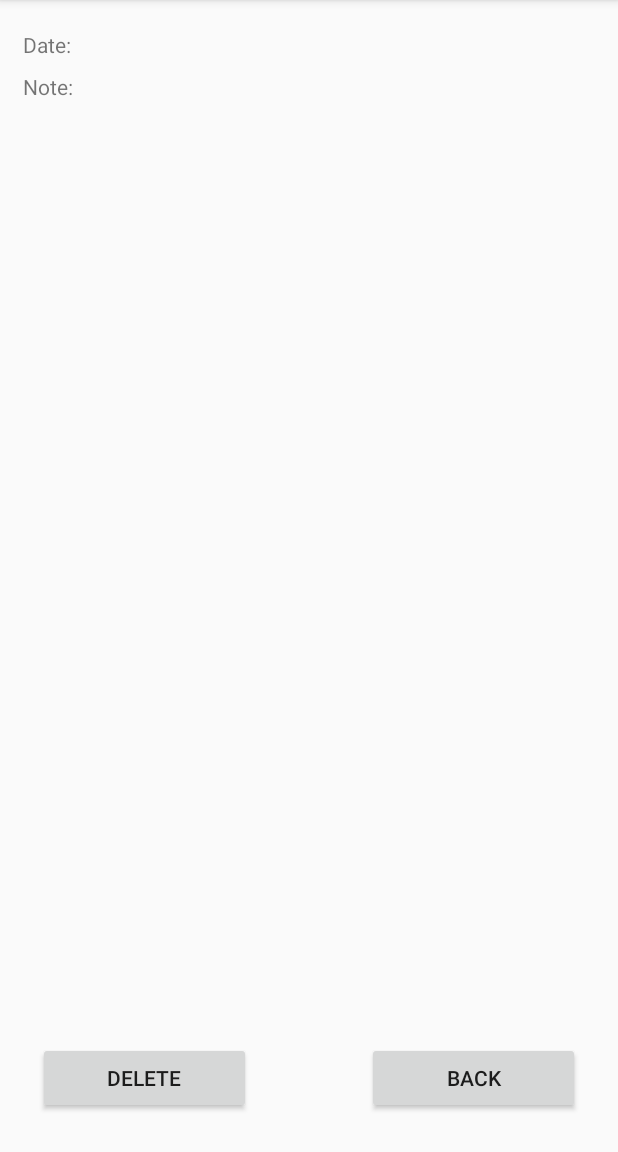
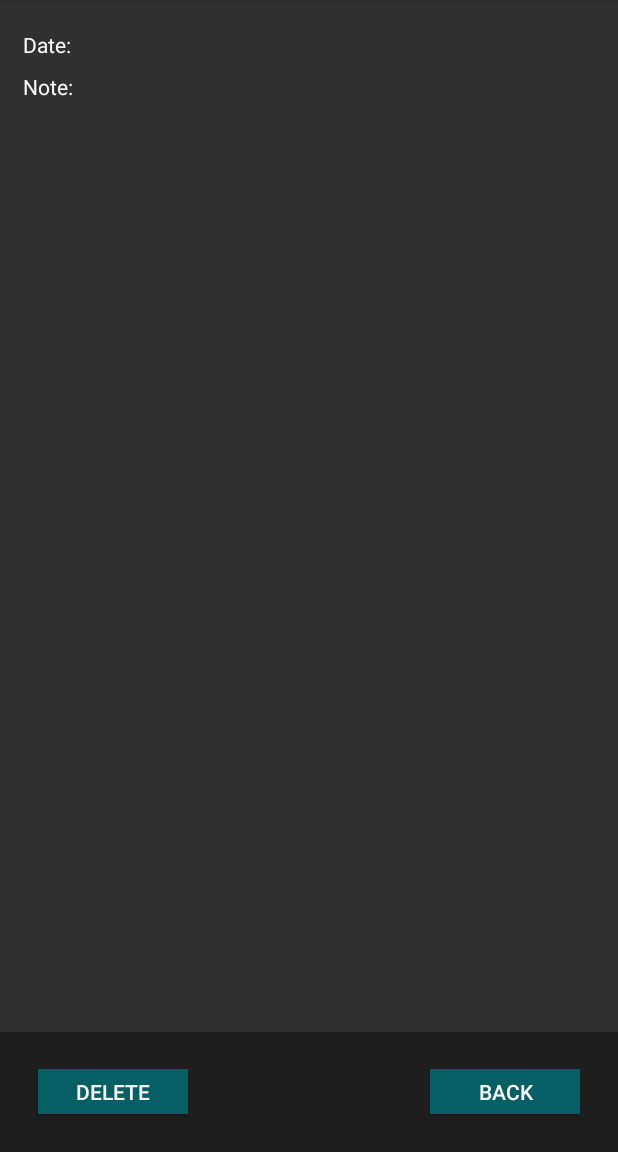
Before and after one commit to Yspyridis/GoodNote, an Android app: the NoteDetailsActivity screen opened directly, with no data from a screen before it, on a phone screen of 412 x 824 dp, the part 84-1236 px from its top. Run offline under Robolectric (Android 15) with nearby library versions, the phone set to English and light mode, and no system bars; 2 statements that could not run were skipped.

Commit message:
add wrap

```diff
--- a/app/src/main/java/com/example/yannis/mynote/NoteDetailsActivity.java
+++ b/app/src/main/java/com/example/yannis/mynote/NoteDetailsActivity.java
@@ -43,14 +43,14 @@ public class NoteDetailsActivity extends AppCompatActivity {
         super.onCreate(savedInstanceState);
         setContentView(R.layout.activity_note_details);
 
-        Retrofit retrofit = new Retrofit.Builder()
+        final Retrofit retrofit = new Retrofit.Builder()
                 .baseUrl(NotesApi.BASE_URL)
                 .addConverterFactory(GsonConverterFactory.create())
                 .build();
 
         notesApi = retrofit.create(NotesApi.class);
 
-        Intent intent = getIntent();
+        final Intent intent = getIntent();
         String content = intent.getStringExtra(EXTRA_CONTENT);
         String dateInMillis = intent.getStringExtra(EXTRA_DATEINMILLIS);
 
@@ -72,7 +72,7 @@ public class NoteDetailsActivity extends AppCompatActivity {
         findViewById(R.id.btn_delete).setOnClickListener(new View.OnClickListener() {
             @Override
             public void onClick(View v) {
-                deleteNoteFromServer();
+                deleteNoteFromServer(retrofit, intent);
                 startActivity(new Intent(NoteDetailsActivity.this, MainActivity.class));
             }
         });
@@ -85,17 +85,13 @@ public class NoteDetailsActivity extends AppCompatActivity {
         });
     }
 
-    private void deleteNoteFromServer() {
-        Retrofit retrofit = new Retrofit.Builder()
-                .baseUrl(NotesApi.BASE_URL)
-                .addConverterFactory(GsonConverterFactory.create())
-                .build();
+    private void deleteNoteFromServer(Retrofit retrofit, Intent intent) {
 
         notesApi = retrofit.create(NotesApi.class);
 
-        Intent intent = getIntent();
         String websafeKey = intent.getStringExtra(EXTRA_WEBSAFEKEY);
         System.out.println("KEY: "+websafeKey);
+
         notesApi.deleteNote(websafeKey)
                 .enqueue(new Callback<Void>() {
                     @Override
--- a/app/src/main/res/layout/activity_note_details.xml
+++ b/app/src/main/res/layout/activity_note_details.xml
@@ -4,10 +4,12 @@
     xmlns:tools="http://schemas.android.com/tools"
     android:layout_width="match_parent"
     android:layout_height="match_parent"
+    android:background="@color/grey"
     tools:context="com.example.yannis.mynote.NoteDetailsActivity">
 
     <TextView
         android:id="@+id/tv_date_header"
+        android:textColor="@color/white"
         android:layout_width="wrap_content"
         android:layout_height="wrap_content"
         android:layout_alignParentStart="true"
@@ -18,25 +20,28 @@
 
     <Button
         android:id="@+id/btn_delete"
-        android:layout_width="142dp"
-        android:layout_height="wrap_content"
+        android:layout_width="100dp"
+        android:layout_height="30dp"
         android:layout_alignParentBottom="true"
         android:layout_alignParentStart="true"
         android:layout_marginBottom="25dp"
         android:layout_marginStart="25dp"
-        android:text="@string/delete" />
+        android:text="@string/delete"
+        android:background="@color/colorPrimary"/>
 
     <Button
         android:id="@+id/btn_back"
-        android:layout_width="142dp"
-        android:layout_height="wrap_content"
+        android:layout_width="100dp"
+        android:layout_height="30dp"
         android:layout_alignParentEnd="true"
         android:layout_alignTop="@+id/btn_delete"
         android:layout_marginEnd="25dp"
-        android:text="@string/back" />
+        android:text="@string/back"
+        android:background="@color/colorPrimary"/>
 
     <TextView
         android:id="@+id/tv_content_header"
+        android:textColor="@color/white"
         android:layout_width="wrap_content"
         android:layout_height="wrap_content"
         android:layout_alignParentTop="true"
@@ -46,6 +51,7 @@
 
     <TextView
         android:id="@+id/tv_date"
+        android:textColor="@color/white"
         android:layout_width="279dp"
         android:layout_height="wrap_content"
         android:layout_alignParentEnd="true"
@@ -55,10 +61,19 @@
 
     <TextView
         android:id="@+id/tv_content"
+        android:textColor="@color/white"
         android:layout_width="279dp"
         android:layout_height="wrap_content"
         android:layout_alignStart="@+id/tv_date"
         android:layout_alignTop="@+id/tv_content_header"
         tools:text="" />
 
+    <ImageView
+        android:id="@+id/lv_results"
+        android:layout_width="match_parent"
+        android:layout_height="80dp"
+        android:layout_alignParentBottom="true"
+        android:layout_alignParentStart="true"
+        android:background="@color/grey2" />
+
 </RelativeLayout>
--- a/app/src/main/res/values/colors.xml
+++ b/app/src/main/res/values/colors.xml
@@ -3,4 +3,7 @@
     <color name="colorPrimary">#055F65</color>
     <color name="colorPrimaryDark">#055F65</color>
     <color name="colorAccent">#FF4081</color>
+    <color name="grey">#303030</color>
+    <color name="grey2">#1E1E1E</color>
+    <color name="white">#f9f9f9</color>
 </resources>
--- a/app/src/main/res/values/styles.xml
+++ b/app/src/main/res/values/styles.xml
@@ -6,6 +6,7 @@
         <item name="colorPrimary">@color/colorPrimary</item>
         <item name="colorPrimaryDark">@color/colorPrimaryDark</item>
         <item name="colorAccent">@color/colorAccent</item>
+        <item name="android:textColor">#f9f9f9</item>
     </style>
 
 </resources>
```
Also changed, not shown: app/src/main/java/com/example/yannis/mynote/CreateNoteActivity.java (+12 -0 lines), app/src/main/java/com/example/yannis/mynote/MainActivity.java (+5 -2 lines), app/src/main/res/layout/activity_create_note.xml (+20 -8 lines), app/src/main/res/layout/activity_main.xml (+14 -8 lines).
